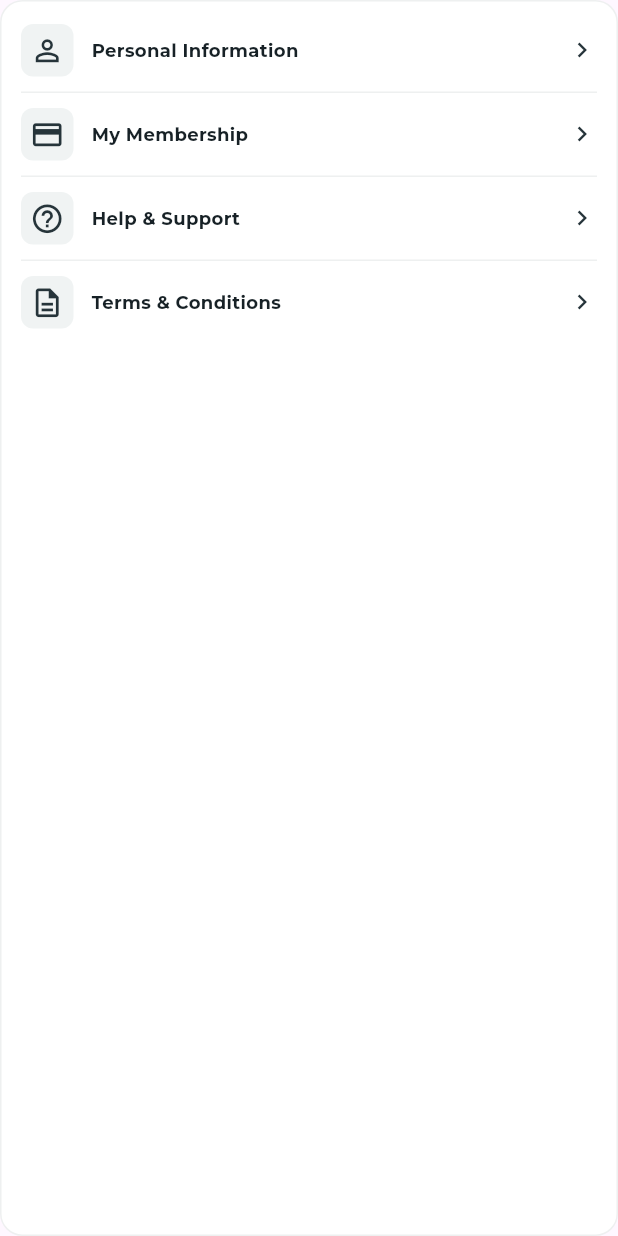
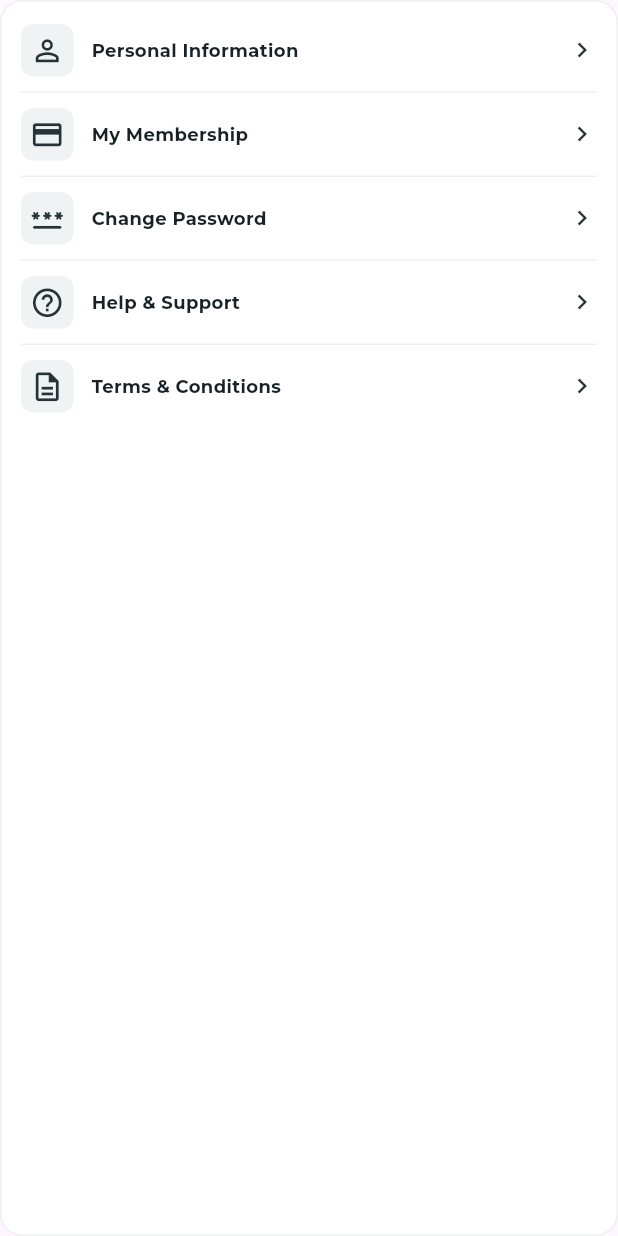
Before and after one commit to yasser-osamaa/Falcon-Gym-App, a Flutter app: the MenuItemsSections widget shown alone on an empty page, opened directly, on a phone screen of 412 x 824 dp. Run offline on Flutter 3.47's test engine with Material 3 defaults, Android fonts, the phone set to English and light mode, and no system bars; our stand-ins replace cached_network_image, dartz, flutter_bloc, flutter_dotenv, font_awesome_flutter, get_it and 3 more; accounts and stored records are empty.

Commit message:
feat: add 'Change Password' menu item to profile section

```diff
--- a/lib/features/profile/presentation/views/widgets/menu_items_section.dart
+++ b/lib/features/profile/presentation/views/widgets/menu_items_section.dart
@@ -26,6 +26,10 @@ class MenuItemsSections extends StatelessWidget {
             title: 'My Membership',
           ),
           ProfileMenuItem(
+            icon: Icons.password_rounded,
+            title: 'Change Password',
+          ),
+          ProfileMenuItem(
             icon: Icons.help_outline,
             title: 'Help & Support',
             onTap: () {
```
